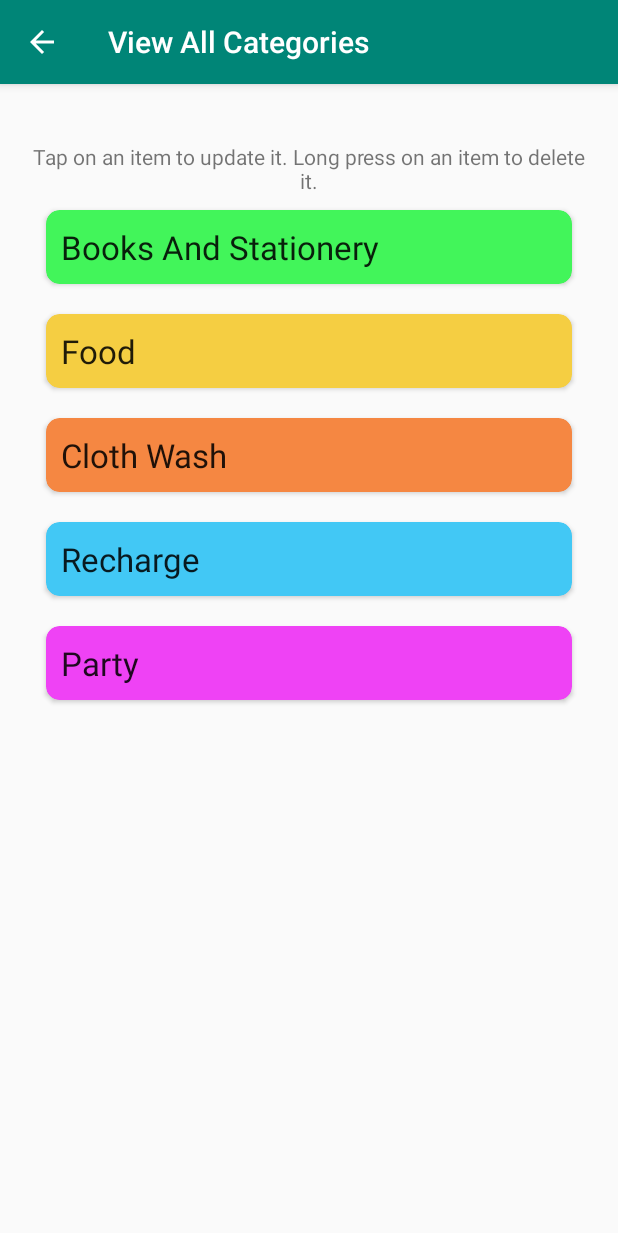
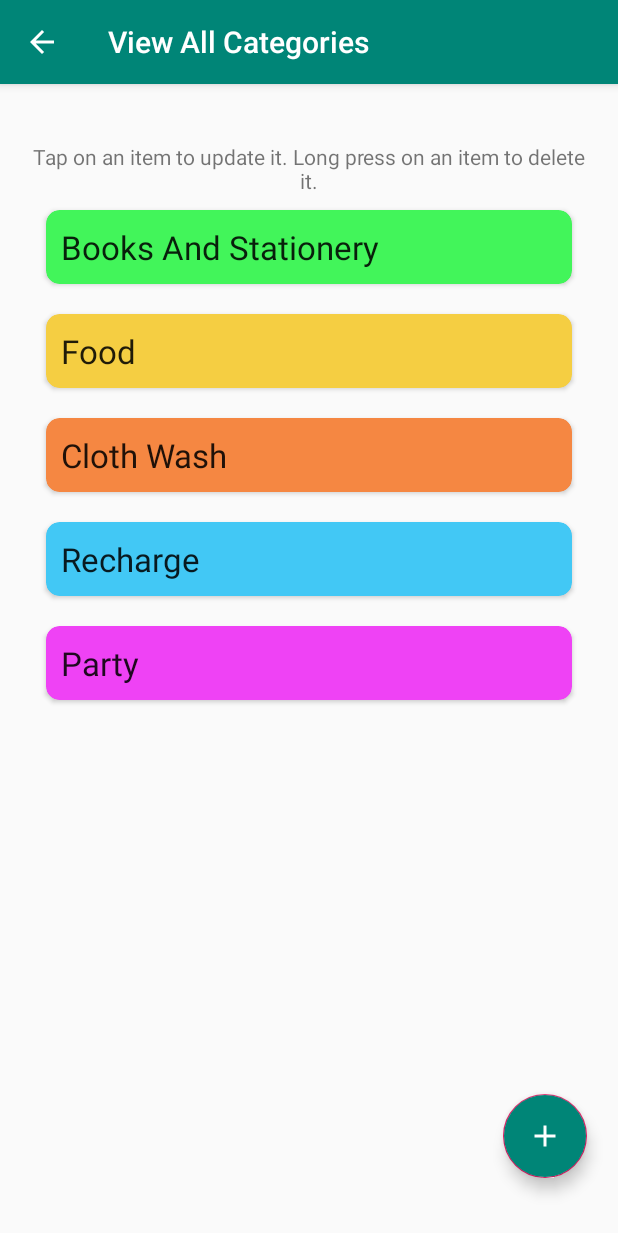
Before and after one commit to TheAkash2002/BudgetManager, an Android app: the ActivityViewAllCategories screen opened directly, with no data from a screen before it, on a phone screen of 412 x 824 dp. Shown: the top 1233 px of the screen. Run offline under Robolectric (Android 15) with nearby library versions, the phone set to English and light mode, and no system bars; our stand-ins replace ButterKnife.

Commit message:
Added FloatingActionButton in ActivityViewAllCategories and ActivityViewTarget. Added category-existence validation and expense-existence validation in ActivityTrackRelative. Added functionality to rename all old expenses during category rename.

```diff
--- a/app/src/main/res/layout/view_all_categories.xml
+++ b/app/src/main/res/layout/view_all_categories.xml
@@ -47,5 +47,16 @@
         app:layout_constraintEnd_toEndOf="@id/guideline2"
         app:layout_constraintStart_toStartOf="@id/guideline"
         app:layout_constraintBottom_toBottomOf="@id/guideline4"/>
+    <com.google.android.material.floatingactionbutton.FloatingActionButton
+        android:layout_width="wrap_content"
+        android:layout_height="wrap_content"
+        android:layout_gravity="end|bottom"
+        android:src="@drawable/ic_addbutton"
+        app:fabSize="normal"
+        android:backgroundTint="@color/colorPrimary"
+        android:id="@+id/fabCat"
+        android:elevation="30dp"
+        app:layout_constraintBottom_toTopOf="@id/guideline4"
+        app:layout_constraintEnd_toStartOf="@id/guideline2"/>
 
 </androidx.constraintlayout.widget.ConstraintLayout>
```
Also changed, not shown: app/src/main/java/com/princeakash/budgetmanager/ActivityTrackRelative.java (+27 -0 lines), app/src/main/java/com/princeakash/budgetmanager/ActivityViewAllCategories.java (+49 -4 lines), app/src/main/java/com/princeakash/budgetmanager/ActivityViewTarget.java (+14 -0 lines), app/src/main/java/com/princeakash/budgetmanager/DatabaseHelper.java (+19 -0 lines), app/src/main/res/layout/view_target.xml (+11 -0 lines).
